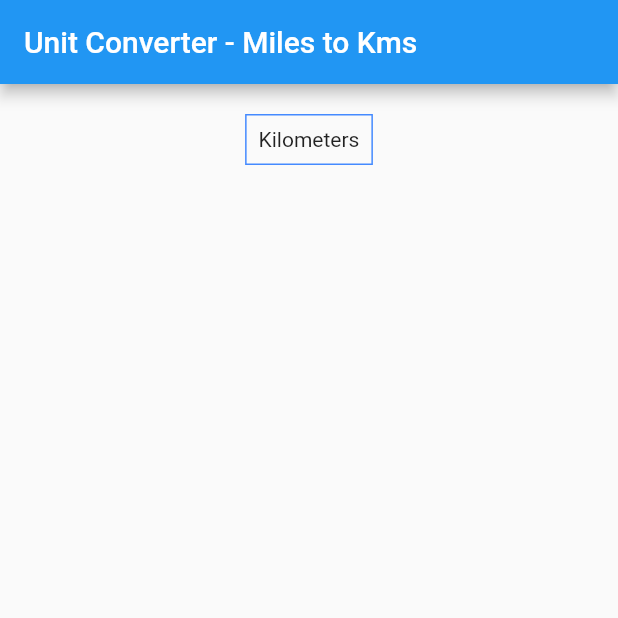
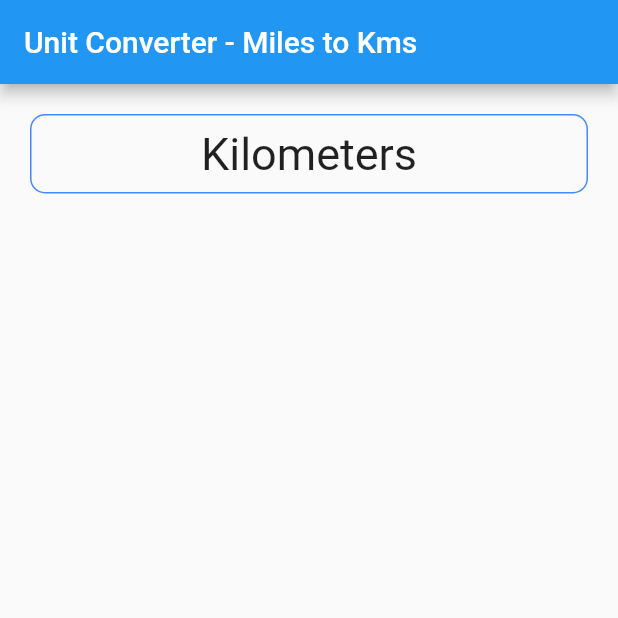
Before and after one commit to lokeshramamoorthi/anyconverter, a Flutter app: the screen it shows after launch, on a phone screen of 412 x 824 dp, the top half of it. Run offline on Flutter 3.47's test engine with Material 2 defaults, Android fonts, the phone set to English and light mode, and no system bars.

Commit message:
Edited conversion screen

```diff
--- a/lib/screens/coversionscreen.dart
+++ b/lib/screens/coversionscreen.dart
@@ -12,20 +12,24 @@ class ConversionScreen extends StatelessWidget {
         child: Center(
           child: Column(
             mainAxisAlignment: MainAxisAlignment.start,
+            crossAxisAlignment: CrossAxisAlignment.stretch,
             children: [
               Container(
                 margin: EdgeInsets.all(20.0),
                 decoration: BoxDecoration(
-                  border: Border.all(
-                    color: Colors.blueAccent,
-                    width: 1,
-                  ),
-                ),
+                    border: Border.all(
+                      color: Colors.blueAccent,
+                      width: 1,
+                    ),
+                    borderRadius: BorderRadius.circular(10.0)),
                 child: Padding(
                   padding: const EdgeInsets.all(8.0),
                   child: Column(
                     children: [
-                      Text("Kilometers"),
+                      Text(
+                        "Kilometers",
+                        style: TextStyle(fontSize: 30.0),
+                      ),
                     ],
                   ),
                 ),
```
